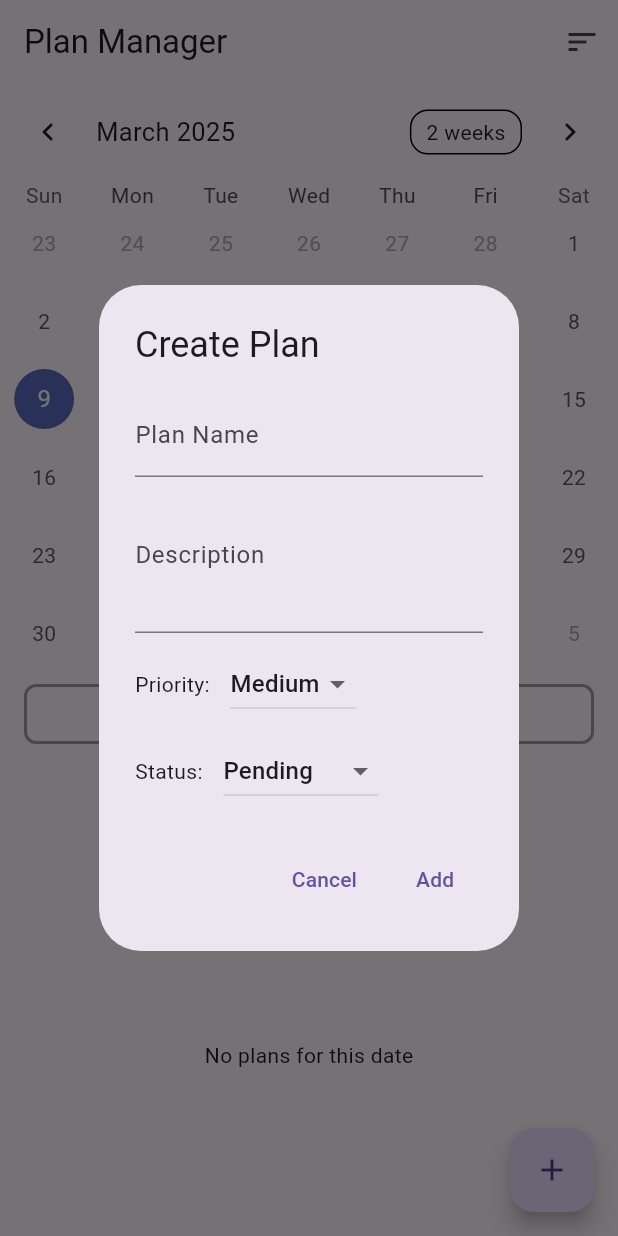
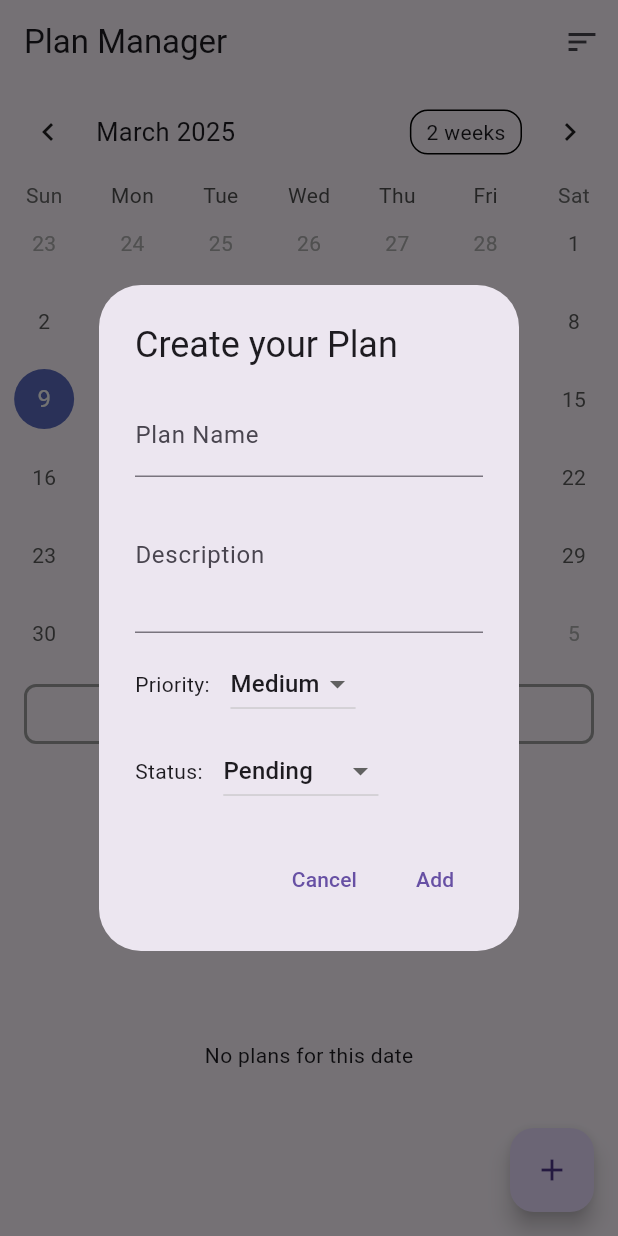
Before and after one commit to nikhilgoud003/plan_manager_app, a Flutter app: the screen it shows after launch, after a tap on the "add" icon, on a phone screen of 412 x 824 dp. Run offline on Flutter 3.47's test engine with Material 3 defaults, Android fonts, the light colour scheme and no system bars; drawn by our look-alikes of table_calendar.

Commit message:
Completed bug fixes and  Final Integration

```diff
--- a/lib/main.dart
+++ b/lib/main.dart
@@ -126,7 +126,7 @@ class _PlanManagerScreenState extends State<PlanManagerScreen> {
       context: context,
       builder: (context) {
         return AlertDialog(
-          title: Text(index == null ? "Create Plan" : "Edit Plan"),
+          title: Text(index == null ? "Create your Plan" : "Modify your Plan"),
           content: SingleChildScrollView(
             child: Column(
               mainAxisSize: MainAxisSize.min,
```
